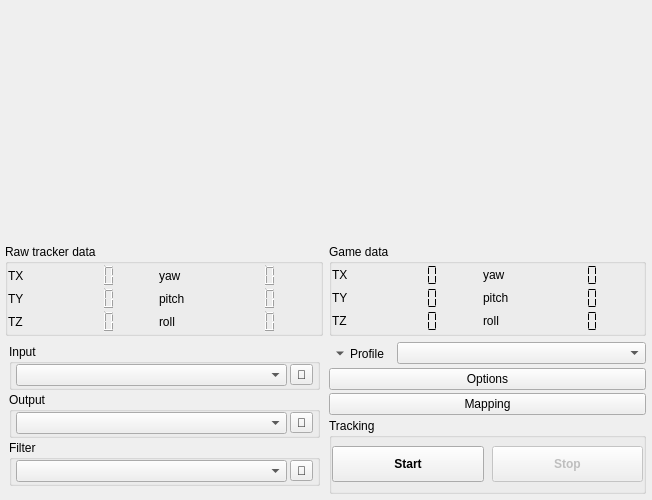
Qt form gui/main-window.ui (opentrack/opentrack) before a commit.
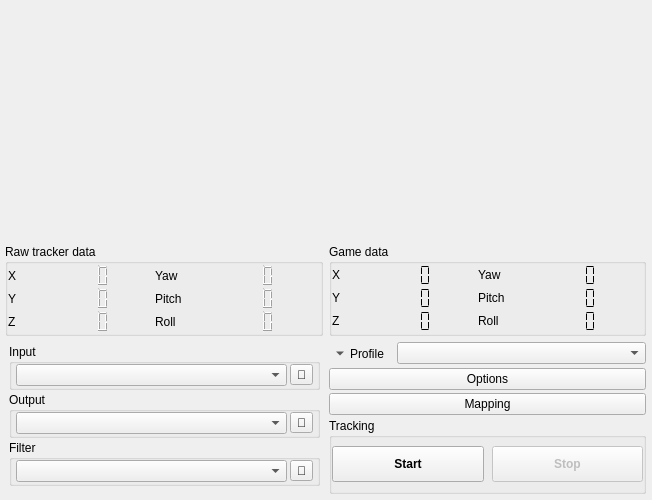
The same form after that commit. Icons and pictures are not drawn. Custom widgets are drawn as their Qt base class.

```diff
--- a/gui/main-window.ui
+++ b/gui/main-window.ui
@@ -342,7 +342,7 @@
                 <enum>QFrame::Raised</enum>
                </property>
                <property name="text">
-                <string>TZ</string>
+                <string>Z</string>
                </property>
               </widget>
              </item>
@@ -358,7 +358,7 @@
                 <enum>QFrame::Raised</enum>
                </property>
                <property name="text">
-                <string>pitch</string>
+                <string>Pitch</string>
                </property>
               </widget>
              </item>
@@ -411,7 +411,7 @@
                 <enum>QFrame::Raised</enum>
                </property>
                <property name="text">
-                <string>TY</string>
+                <string>Y</string>
                </property>
               </widget>
              </item>
@@ -427,7 +427,7 @@
                 <enum>QFrame::Raised</enum>
                </property>
                <property name="text">
-                <string>TX</string>
+                <string>X</string>
                </property>
               </widget>
              </item>
@@ -474,7 +474,7 @@
                 <enum>QFrame::Raised</enum>
                </property>
                <property name="text">
-                <string>roll</string>
+                <string>Roll</string>
                </property>
               </widget>
              </item>
@@ -490,7 +490,7 @@
                 <enum>QFrame::Raised</enum>
                </property>
                <property name="text">
-                <string>yaw</string>
+                <string>Yaw</string>
                </property>
               </widget>
              </item>
@@ -704,7 +704,7 @@
                 <enum>QFrame::Raised</enum>
                </property>
                <property name="text">
-                <string>TX</string>
+                <string>X</string>
                </property>
               </widget>
              </item>
@@ -726,7 +726,7 @@
                 <enum>QFrame::Raised</enum>
                </property>
                <property name="text">
-                <string>TY</string>
+                <string>Y</string>
                </property>
               </widget>
              </item>
@@ -767,7 +767,7 @@
                 <enum>QFrame::Raised</enum>
                </property>
                <property name="text">
-                <string>pitch</string>
+                <string>Pitch</string>
                </property>
               </widget>
              </item>
@@ -783,7 +783,7 @@
                 <enum>QFrame::Raised</enum>
                </property>
                <property name="text">
-                <string>roll</string>
+                <string>Roll</string>
                </property>
               </widget>
              </item>
@@ -799,7 +799,7 @@
                 <enum>QFrame::Raised</enum>
                </property>
                <property name="text">
-                <string>yaw</string>
+                <string>Yaw</string>
                </property>
               </widget>
              </item>
@@ -821,7 +821,7 @@
                 <enum>QFrame::Raised</enum>
                </property>
                <property name="text">
-                <string>TZ</string>
+                <string>Z</string>
                </property>
               </widget>
              </item>
```
